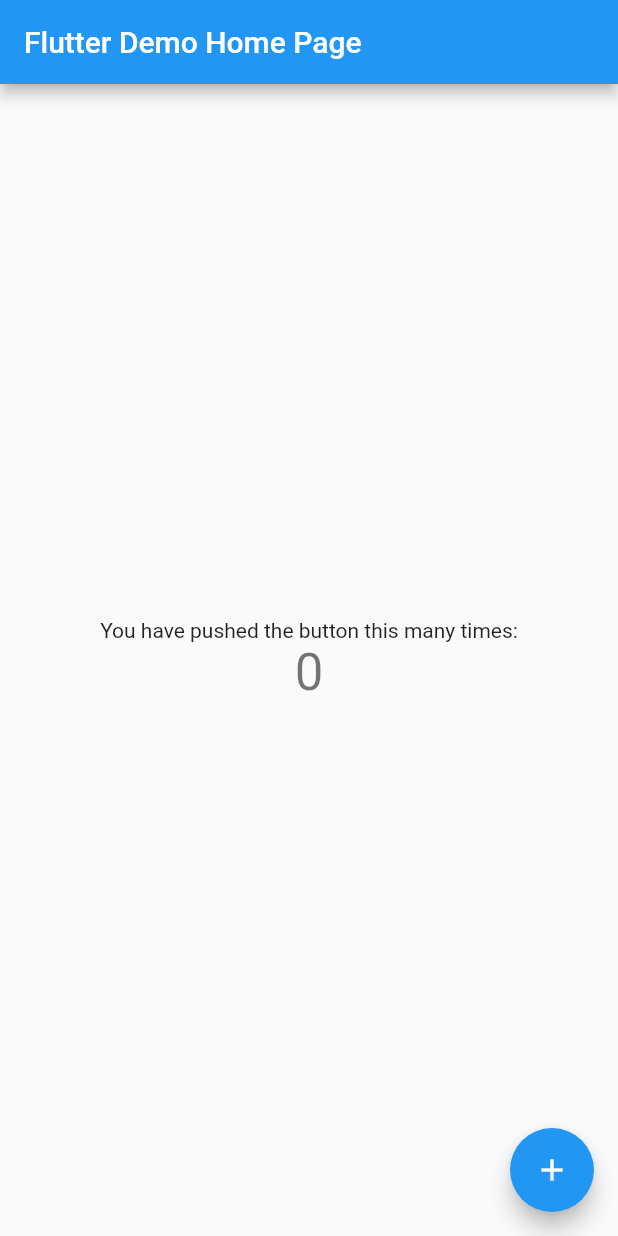
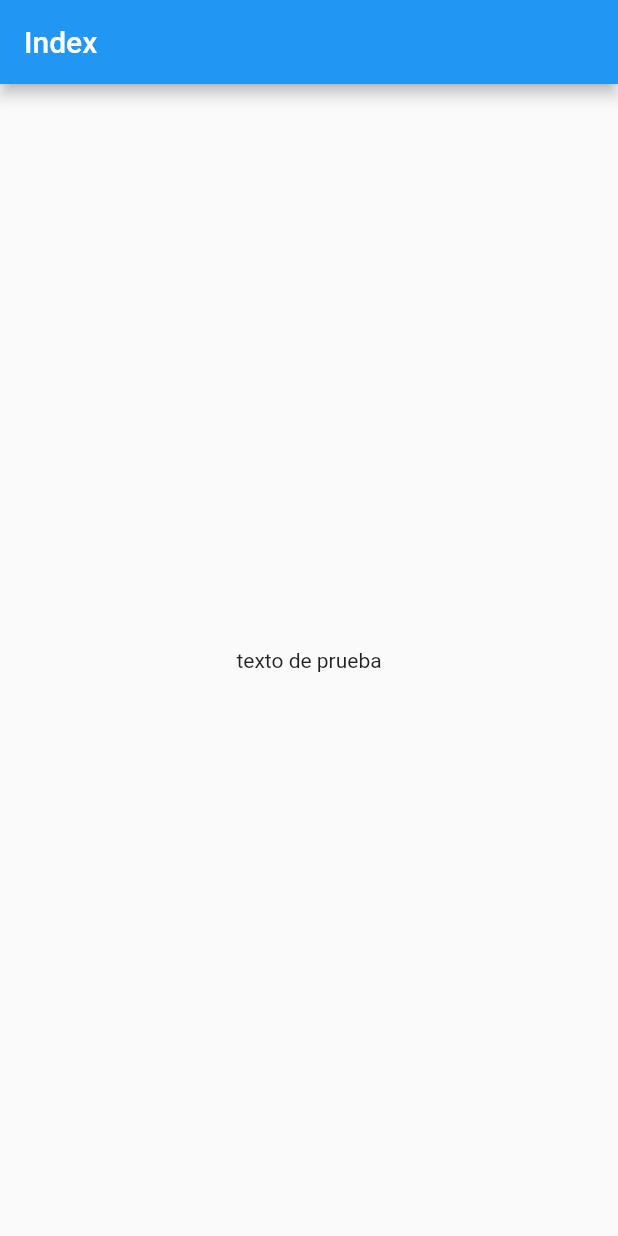
Before and after one commit to wlizama/flutter_training, a Flutter app: the screen it shows after launch, on a phone screen of 412 x 824 dp. Run offline on Flutter 3.47's test engine with Material 2 defaults, Android fonts, the phone set to English and light mode, and no system bars.

Commit message:
init pantallas

```diff
--- /dev/null
+++ b/lib/Index.dart
@@ -0,0 +1,15 @@
+import 'package:flutter/material.dart';
+
+class Index extends StatelessWidget {
+	@override
+	Widget build(BuildContext context) {
+		return Scaffold(
+			appBar: AppBar(
+				title: Text('Index'),
+			),
+			body: Center(
+				child: Text('texto de prueba'),
+			),
+		);
+	}
+}
--- a/lib/main.dart
+++ b/lib/main.dart
@@ -1,111 +1,12 @@
 import 'package:flutter/material.dart';
+import 'Index.dart';
 
-void main() => runApp(MyApp());
-
-class MyApp extends StatelessWidget {
-  // This widget is the root of your application.
-  @override
-  Widget build(BuildContext context) {
-    return MaterialApp(
-      title: 'Flutter Demo',
-      theme: ThemeData(
-        // This is the theme of your application.
-        //
-        // Try running your application with "flutter run". You'll see the
-        // application has a blue toolbar. Then, without quitting the app, try
-        // changing the primarySwatch below to Colors.green and then invoke
-        // "hot reload" (press "r" in the console where you ran "flutter run",
-        // or simply save your changes to "hot reload" in a Flutter IDE).
-        // Notice that the counter didn't reset back to zero; the application
-        // is not restarted.
-        primarySwatch: Colors.blue,
-      ),
-      home: MyHomePage(title: 'Flutter Demo Home Page'),
-    );
-  }
+void main(List<String> args) {
+	runApp(MaterialApp(
+		title: 'Flutter Training',
+		initialRoute: '/',
+		routes: {
+			'/': (context) => Index()
+		},
+	));
 }
-
-class MyHomePage extends StatefulWidget {
-  MyHomePage({Key key, this.title}) : super(key: key);
-
-  // This widget is the home page of your application. It is stateful, meaning
-  // that it has a State object (defined below) that contains fields that affect
-  // how it looks.
-
-  // This class is the configuration for the state. It holds the values (in this
-  // case the title) provided by the parent (in this case the App widget) and
-  // used by the build method of the State. Fields in a Widget subclass are
-  // always marked "final".
-
-  final String title;
-
-  @override
-  _MyHomePageState createState() => _MyHomePageState();
-}
-
-class _MyHomePageState extends State<MyHomePage> {
-  int _counter = 0;
-
-  void _incrementCounter() {
-    setState(() {
-      // This call to setState tells the Flutter framework that something has
-      // changed in this State, which causes it to rerun the build method below
-      // so that the display can reflect the updated values. If we changed
-      // _counter without calling setState(), then the build method would not be
-      // called again, and so nothing would appear to happen.
-      _counter++;
-    });
-  }
-
-  @override
-  Widget build(BuildContext context) {
-    // This method is rerun every time setState is called, for instance as done
-    // by the _incrementCounter method above.
-    //
-    // The Flutter framework has been optimized to make rerunning build methods
-    // fast, so that you can just rebuild anything that needs updating rather
-    // than having to individually change instances of widgets.
-    return Scaffold(
-      appBar: AppBar(
-        // Here we take the value from the MyHomePage object that was created by
-        // the App.build method, and use it to set our appbar title.
-        title: Text(widget.title),
-      ),
-      body: Center(
-        // Center is a layout widget. It takes a single child and positions it
-        // in the middle of the parent.
-        child: Column(
-          // Column is also a layout widget. It takes a list of children and
-          // arranges them vertically. By default, it sizes itself to fit its
-          // children horizontally, and tries to be as tall as its parent.
-          //
-          // Invoke "debug painting" (press "p" in the console, choose the
-          // "Toggle Debug Paint" action from the Flutter Inspector in Android
-          // Studio, or the "Toggle Debug Paint" command in Visual Studio Code)
-          // to see the wireframe for each widget.
-          //
-          // Column has various properties to control how it sizes itself and
-          // how it positions its children. Here we use mainAxisAlignment to
-          // center the children vertically; the main axis here is the vertical
-          // axis because Columns are vertical (the cross axis would be
-          // horizontal).
-          mainAxisAlignment: MainAxisAlignment.center,
-          children: <Widget>[
-            Text(
-              'You have pushed the button this many times:',
-            ),
-            Text(
-              '$_counter',
-              style: Theme.of(context).textTheme.display1,
-            ),
-          ],
-        ),
-      ),
-      floatingActionButton: FloatingActionButton(
-        onPressed: _incrementCounter,
-        tooltip: 'Increment',
-        child: Icon(Icons.add),
-      ), // This trailing comma makes auto-formatting nicer for build methods.
-    );
-  }
-}
```
Also changed, not shown: 2 other files.
